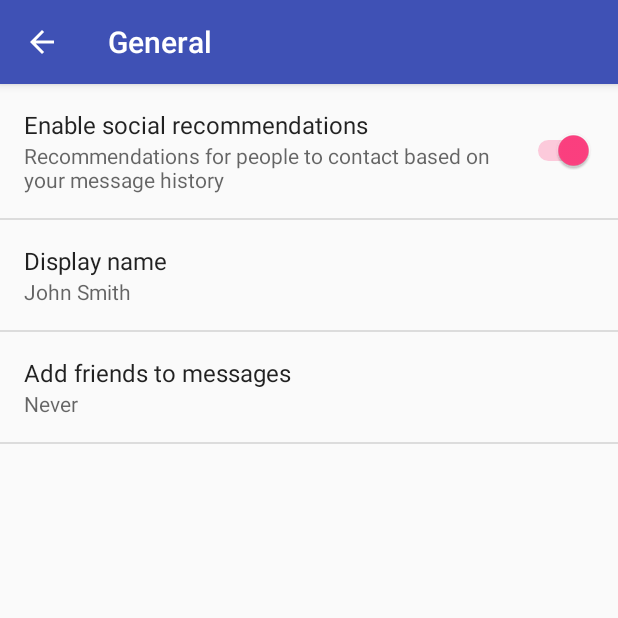
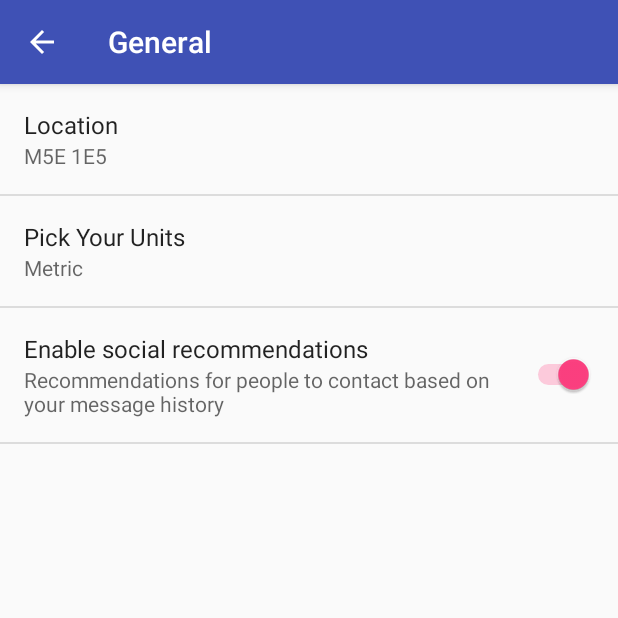
Before and after one commit to E2010/SunShine, an Android app: the SettingsActivity screen opened directly, with no data from a screen before it, after a tap on "General", on a phone screen of 412 x 824 dp, the top half of it. Run offline under Robolectric (Android 15) with nearby library versions, the phone set to English and light mode, and no system bars.

Commit message:
Finish Setting Activity

```diff
--- a/app/src/main/java/com/torstar/sunshine/MainActivity.java
+++ b/app/src/main/java/com/torstar/sunshine/MainActivity.java
@@ -1,13 +1,14 @@
 package com.torstar.sunshine;
 
+import android.content.Intent;
 import android.os.Bundle;
 import android.support.design.widget.FloatingActionButton;
 import android.support.design.widget.Snackbar;
 import android.support.v7.app.AppCompatActivity;
 import android.support.v7.widget.Toolbar;
-import android.view.View;
 import android.view.Menu;
 import android.view.MenuItem;
+import android.view.View;
 
 public class MainActivity extends AppCompatActivity {
 
@@ -44,6 +45,8 @@ public class MainActivity extends AppCompatActivity {
 
         //noinspection SimplifiableIfStatement
         if (id == R.id.action_settings) {
+            Intent intent = new Intent(this, SettingsActivity.class);
+            startActivity(intent);
             return true;
         }
 
--- a/app/src/main/java/com/torstar/sunshine/SettingsActivity.java
+++ b/app/src/main/java/com/torstar/sunshine/SettingsActivity.java
@@ -190,8 +190,8 @@ public class SettingsActivity extends AppCompatPreferenceActivity {
             // to their values. When their values change, their summaries are
             // updated to reflect the new value, per the Android Design
             // guidelines.
-            bindPreferenceSummaryToValue(findPreference("example_text"));
-            bindPreferenceSummaryToValue(findPreference("example_list"));
+            bindPreferenceSummaryToValue(findPreference(getString(R.string.pref_location_key)));
+            bindPreferenceSummaryToValue(findPreference(getString(R.string.pref_unit_key)));
         }
 
         @Override
--- a/app/src/main/res/values/strings.xml
+++ b/app/src/main/res/values/strings.xml
@@ -6,7 +6,7 @@
     <string name="title_activity_detail_antivity">DetailAntivity</string>
     <string name="title_activity_settings">Settings</string>
 
-    <string name="weather_cloud_api_key">YOUR OWN API KEY</string>
+    <string name="weather_cloud_api_key" translatable="false">YOUR OWN API KEY</string>
 
     <!-- Strings related to Settings -->
 
@@ -18,19 +18,20 @@
         based on your message history
     </string>
 
-    <string name="pref_title_display_name">Display name</string>
-    <string name="pref_default_display_name">John Smith</string>
+    <string name="pref_location_title">Location</string>
+    <string name="pref_location_default" translatable="false">M5E 1E5</string>
+    <string name="pref_location_key" translatable="false">location</string>
 
-    <string name="pref_title_add_friends_to_messages">Add friends to messages</string>
-    <string-array name="pref_example_list_titles">
-        <item>Always</item>
-        <item>When possible</item>
-        <item>Never</item>
+    <string name="pref_unit_title">Pick Your Units</string>
+    <string name="pref_unit_metric" translatable="false">metric</string> <!-- metric -->
+    <string name="pref_unit_key" translatable="false">unit</string>
+    <string-array name="pref_unit_titles">
+        <item>Metric</item>
+        <item>Imperial</item>
     </string-array>
-    <string-array name="pref_example_list_values">
-        <item>1</item>
-        <item>0</item>
-        <item>-1</item>
+    <string-array name="pref_unit_values">
+        <item>metric</item>
+        <item>imperial</item>
     </string-array>
 
     <!-- Example settings for Data & Sync -->
--- a/app/src/main/res/xml/pref_general.xml
+++ b/app/src/main/res/xml/pref_general.xml
@@ -1,4 +1,28 @@
 <PreferenceScreen xmlns:android="http://schemas.android.com/apk/res/android">
+
+    <!-- NOTE: EditTextPreference accepts EditText attributes. -->
+    <!-- NOTE: EditTextPreference's summary should be set to its value by the activity code. -->
+    <EditTextPreference
+        android:capitalize="characters"
+        android:defaultValue="@string/pref_location_default"
+        android:inputType="text"
+        android:key="@string/pref_location_key"
+        android:maxLines="1"
+        android:selectAllOnFocus="true"
+        android:singleLine="true"
+        android:title="@string/pref_location_title" />
+
+    <!-- NOTE: Hide buttons to simplify the UI. Users can touch outside the dialog to
+         dismiss it. -->
+    <!-- NOTE: ListPreference's summary should be set to its value by the activity code. -->
+    <ListPreference
+        android:defaultValue="@string/pref_unit_metric"
+        android:entries="@array/pref_unit_titles"
+        android:entryValues="@array/pref_unit_values"
+        android:key="@string/pref_unit_key"
+        android:negativeButtonText="@null"
+        android:positiveButtonText="@null"
+        android:title="@string/pref_unit_title" />
 
     <SwitchPreference
         android:defaultValue="true"
@@ -6,28 +30,4 @@
         android:summary="@string/pref_description_social_recommendations"
         android:title="@string/pref_title_social_recommendations" />
 
-    <!-- NOTE: EditTextPreference accepts EditText attributes. -->
-    <!-- NOTE: EditTextPreference's summary should be set to its value by the activity code. -->
-    <EditTextPreference
-        android:capitalize="words"
-        android:defaultValue="@string/pref_default_display_name"
-        android:inputType="textCapWords"
-        android:key="example_text"
-        android:maxLines="1"
-        android:selectAllOnFocus="true"
-        android:singleLine="true"
-        android:title="@string/pref_title_display_name" />
-
-    <!-- NOTE: Hide buttons to simplify the UI. Users can touch outside the dialog to
-         dismiss it. -->
-    <!-- NOTE: ListPreference's summary should be set to its value by the activity code. -->
-    <ListPreference
-        android:defaultValue="-1"
-        android:entries="@array/pref_example_list_titles"
-        android:entryValues="@array/pref_example_list_values"
-        android:key="example_list"
-        android:negativeButtonText="@null"
-        android:positiveButtonText="@null"
-        android:title="@string/pref_title_add_friends_to_messages" />
-
 </PreferenceScreen>
```
Also changed, not shown: app/src/main/java/com/torstar/sunshine/MainActivityFragment.java (+39 -20 lines).
